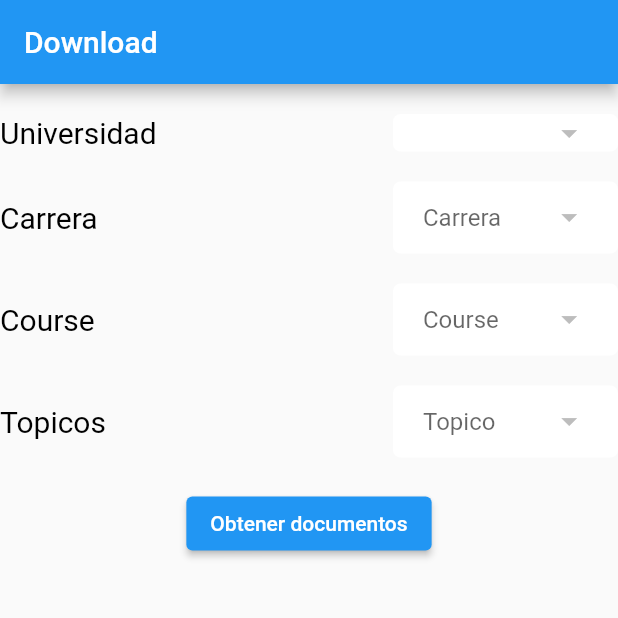
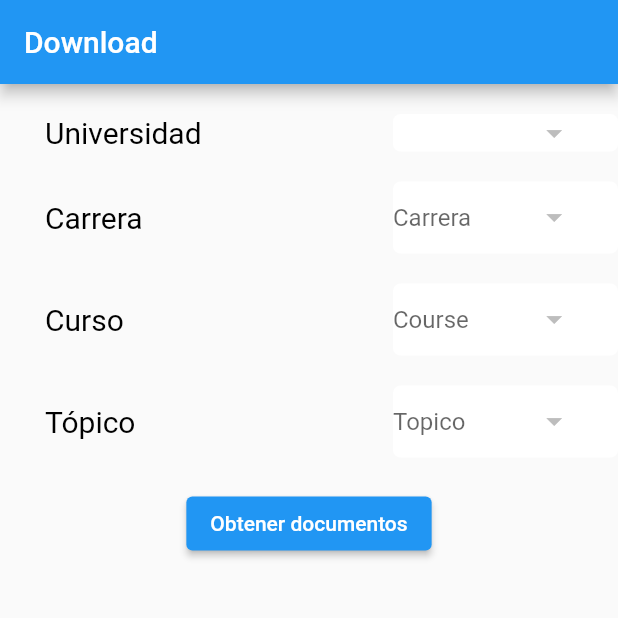
Before and after one commit to CarlosIzarra09/app_studydesk, a Flutter app: the screen it shows after launch, on a phone screen of 412 x 824 dp, the top half of it. Run offline on Flutter 3.47's test engine with Material 2 defaults, Android fonts, the light colour scheme and no system bars; our stand-ins replace image_picker, permission_handler, shared_preferences; missing offline and left inert: dropbox_client, mime_type; network calls fail.

Commit message:
feat: design corrections

```diff
--- a/lib/src/pages/download_page.dart
+++ b/lib/src/pages/download_page.dart
@@ -92,13 +92,19 @@ class _DownloadPageState extends State<DownloadPage> {
             //Institutes -->>>>>>>>>>>>>>
             Row(
               mainAxisAlignment: MainAxisAlignment.spaceBetween,
-              children: [
-                const Text(
-                  "Universidad",
-                  style: TextStyle(color: Colors.black, fontSize: 20),
+              children: <Widget>[
+                Container(
+                  padding: const EdgeInsets.symmetric(horizontal: 30),
+                  child: Text(
+                    'Universidad',
+                    style: TextStyle(
+                        color: Colors.black,
+                        fontSize: 20
+                    ),
+                  ),
                 ),
                 Container(
-                  padding: const EdgeInsets.symmetric(horizontal: 20),
+                  padding: const EdgeInsets.only(right: 30),
                   width: 150,
                   decoration: BoxDecoration(
                       color: Colors.white,
@@ -137,13 +143,19 @@ class _DownloadPageState extends State<DownloadPage> {
             ),
             Row(
               mainAxisAlignment: MainAxisAlignment.spaceBetween,
-              children: [
-                const Text(
-                  "Carrera",
-                  style: TextStyle(color: Colors.black, fontSize: 20),
+              children: <Widget>[
+                Container(
+                  padding: const EdgeInsets.symmetric(horizontal: 30),
+                  child: Text(
+                    'Carrera',
+                    style: TextStyle(
+                        color: Colors.black,
+                        fontSize: 20
+                    ),
+                  ),
                 ),
                 Container(
-                  padding: const EdgeInsets.symmetric(horizontal: 20),
+                  padding: const EdgeInsets.only(right: 30),
                   width: 150,
                   decoration: BoxDecoration(
                       color: Colors.white,
@@ -182,13 +194,19 @@ class _DownloadPageState extends State<DownloadPage> {
             ),
             Row(
               mainAxisAlignment: MainAxisAlignment.spaceBetween,
-              children: [
-                const Text(
-                  "Course",
-                  style: TextStyle(color: Colors.black, fontSize: 20),
+              children: <Widget>[
+                Container(
+                  padding: const EdgeInsets.symmetric(horizontal: 30),
+                  child: Text(
+                    'Curso',
+                    style: TextStyle(
+                        color: Colors.black,
+                        fontSize: 20
+                    ),
+                  ),
                 ),
                 Container(
-                  padding: const EdgeInsets.symmetric(horizontal: 20),
+                  padding: const EdgeInsets.only(right: 30),
                   width: 150,
                   decoration: BoxDecoration(
                       color: Colors.white,
@@ -227,13 +245,19 @@ class _DownloadPageState extends State<DownloadPage> {
             ),
             Row(
               mainAxisAlignment: MainAxisAlignment.spaceBetween,
-              children: [
-                const Text(
-                  "Topicos",
-                  style: TextStyle(color: Colors.black, fontSize: 20),
+              children: <Widget>[
+                Container(
+                  padding: const EdgeInsets.symmetric(horizontal: 30),
+                  child: Text(
+                    'Tópico',
+                    style: TextStyle(
+                        color: Colors.black,
+                        fontSize: 20
+                    ),
+                  ),
                 ),
                 Container(
-                  padding: const EdgeInsets.symmetric(horizontal: 20),
+                  padding: const EdgeInsets.only(right: 30),
                   width: 150,
                   decoration: BoxDecoration(
                       color: Colors.white,
@@ -271,6 +295,9 @@ class _DownloadPageState extends State<DownloadPage> {
             ),
             ElevatedButton(onPressed: _getDocuments,
                 child: const Text('Obtener documentos')),
+            const SizedBox(
+              height: 30,
+            ),
             Expanded(
               child: (showCharging)? const Center(
                 child: CircularProgressIndicator(strokeWidth: 6,),
@@ -395,7 +422,6 @@ class _DownloadPageState extends State<DownloadPage> {
       padding: EdgeInsets.symmetric(horizontal: 20),
       child: Card(
         elevation: 10,
-        clipBehavior: Clip.antiAlias,
         shape: RoundedRectangleBorder(borderRadius: BorderRadius.circular(10)),
         child: Container(
           padding: EdgeInsets.symmetric(horizontal: 20),
```
